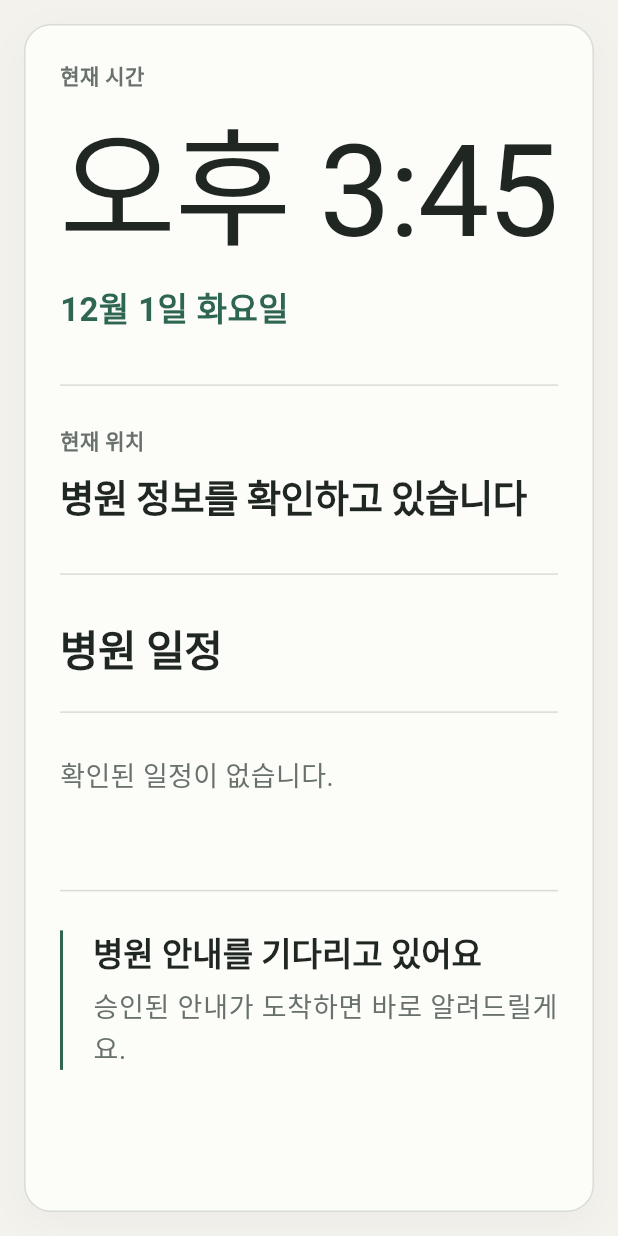
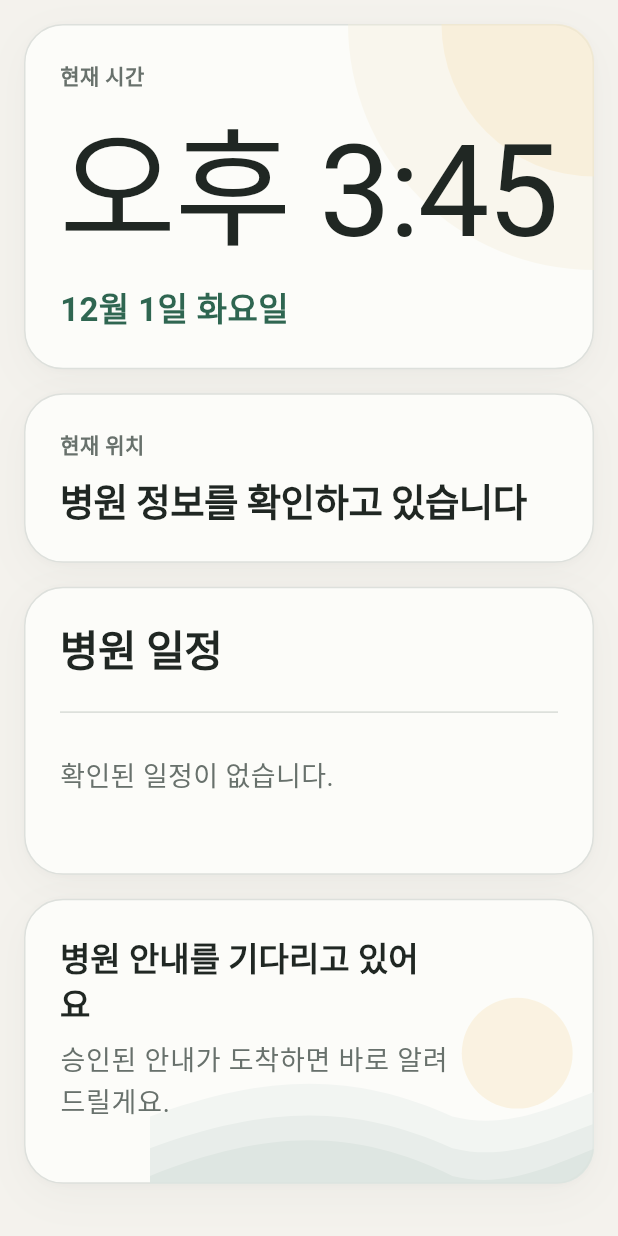
Before and after one commit to GracieRho/KoF5-TTS-delirium, a Flutter app: the screen it shows after launch, on a phone screen of 412 x 824 dp. Run offline on Flutter 3.47's test engine with Material 3 defaults, Android fonts, the light colour scheme and no system bars; missing offline and left inert: record; Roboto replaces fonts that are missing (Pretendard).

Commit message:
feat: match the approved patient bedside layout
- compose four calm bedside surfaces for time, location, schedule, and guidance

- limit ambient artwork to the time and guidance cards

- preserve responsive stacking and passive production behavior

```diff
--- a/apps/patient_ipad/lib/screens/bedside_screen.dart
+++ b/apps/patient_ipad/lib/screens/bedside_screen.dart
@@ -1,8 +1,10 @@
+import 'dart:math' as math;
+
 import 'package:flutter/material.dart';
 
 import '../controllers/bedside_clock.dart';
 import '../models/bedside_data.dart';
-import '../theme/patient_theme.dart';
+import '../widgets/ambient_artwork.dart';
 import '../widgets/context_header.dart';
 import '../widgets/current_time_card.dart';
 import '../widgets/schedule_panel.dart';
@@ -21,27 +23,27 @@ class BedsideScreen extends StatelessWidget {
       child: LayoutBuilder(
         builder: (context, constraints) {
           final wide = constraints.maxWidth >= 820;
-          final outerHorizontal = wide ? 36.0 : 16.0;
-          final outerVertical = wide ? 30.0 : 16.0;
-          final workspacePadding = wide ? 44.0 : 24.0;
-          final minHeight = constraints.maxHeight - outerVertical * 2;
+          final horizontal = wide ? 28.0 : 16.0;
+          final vertical = wide ? 24.0 : 16.0;
+          final minimumHeight = math.max(
+            0.0,
+            constraints.maxHeight - vertical * 2,
+          );
           return SingleChildScrollView(
             padding: EdgeInsets.symmetric(
-              horizontal: outerHorizontal,
-              vertical: outerVertical,
+              horizontal: horizontal,
+              vertical: vertical,
             ),
             child: Center(
               child: ConstrainedBox(
-                constraints: BoxConstraints(
-                  maxWidth: 1180,
-                  minHeight: minHeight > 0 ? minHeight : 0,
-                ),
-                child: SurfaceCard(
-                  padding: EdgeInsets.all(workspacePadding),
+                constraints: const BoxConstraints(maxWidth: 1180),
                 child: wide
-                      ? _WideLayout(data: data, clock: clock)
+                    ? _WideLayout(
+                        data: data,
+                        clock: clock,
+                        minimumHeight: minimumHeight,
+                      )
                     : _StackedLayout(data: data, clock: clock),
-                ),
               ),
             ),
           );
@@ -52,56 +54,105 @@ class BedsideScreen extends StatelessWidget {
 }
 
 class _WideLayout extends StatelessWidget {
-  const _WideLayout({required this.data, required this.clock});
+  const _WideLayout({
+    required this.data,
+    required this.clock,
+    required this.minimumHeight,
+  });
 
   final BedsideData data;
   final BedsideClock clock;
+  final double minimumHeight;
 
   @override
-  Widget build(BuildContext context) => Column(
+  Widget build(BuildContext context) => SizedBox(
+    height: math.max(minimumHeight, 660.0),
+    child: Column(
       crossAxisAlignment: CrossAxisAlignment.stretch,
       children: [
-      Row(
-        crossAxisAlignment: CrossAxisAlignment.start,
+        Expanded(
+          child: Row(
+            crossAxisAlignment: CrossAxisAlignment.stretch,
             children: [
               Expanded(
-            flex: 5,
+                flex: 10,
                 child: Column(
-              crossAxisAlignment: CrossAxisAlignment.start,
+                  crossAxisAlignment: CrossAxisAlignment.stretch,
                   children: [
-                ValueListenableBuilder(
+                    Expanded(
+                      flex: 3,
+                      child: SurfaceCard(
+                        padding: const EdgeInsets.all(32),
+                        child: Stack(
+                          clipBehavior: Clip.none,
+                          children: [
+                            const Positioned(
+                              top: -32,
+                              right: -32,
+                              child: TimeAmbientArtwork(),
+                            ),
+                            Align(
+                              alignment: Alignment.centerLeft,
+                              child: ValueListenableBuilder(
                                 valueListenable: clock,
-                  builder: (context, now, _) => CurrentTimeCard(now: now),
+                                builder: (context, now, _) =>
+                                    CurrentTimeCard(now: now),
                               ),
-                const SizedBox(height: 48),
-                const Divider(
-                  height: 1,
-                  thickness: 1,
-                  color: PatientColors.line,
                             ),
-                const SizedBox(height: 30),
-                ContextHeader(contextData: data.context),
                           ],
                         ),
                       ),
-          const SizedBox(width: 40),
-          const SizedBox(
-            height: 340,
-            child: VerticalDivider(
-              width: 1,
-              thickness: 1,
-              color: PatientColors.line,
+                    ),
+                    const SizedBox(height: 18),
+                    Expanded(
+                      flex: 2,
+                      child: SurfaceCard(
+                        padding: const EdgeInsets.all(32),
+                        child: Align(
+                          alignment: Alignment.centerLeft,
+                          child: ContextHeader(contextData: data.context),
                         ),
                       ),
-          const SizedBox(width: 40),
-          Expanded(flex: 6, child: SchedulePanel(items: data.schedule)),
+                    ),
                   ],
                 ),
-      const SizedBox(height: 42),
-      const Divider(height: 1, thickness: 1, color: PatientColors.line),
-      const SizedBox(height: 28),
-      StatusCard(status: data.status),
+              ),
+              const SizedBox(width: 18),
+              Expanded(
+                flex: 11,
+                child: SurfaceCard(
+                  padding: const EdgeInsets.all(32),
+                  child: SchedulePanel(items: data.schedule),
+                ),
+              ),
             ],
+          ),
+        ),
+        const SizedBox(height: 18),
+        SizedBox(
+          height: 154,
+          child: SurfaceCard(
+            padding: const EdgeInsets.symmetric(horizontal: 36, vertical: 24),
+            child: Stack(
+              clipBehavior: Clip.none,
+              children: [
+                const Positioned(
+                  right: -36,
+                  bottom: -24,
+                  child: GuidanceLandscapeArtwork(),
+                ),
+                FractionallySizedBox(
+                  widthFactor: 0.62,
+                  heightFactor: 1,
+                  alignment: Alignment.centerLeft,
+                  child: StatusCard(status: data.status),
+                ),
+              ],
+            ),
+          ),
+        ),
+      ],
+    ),
   );
 }
 
@@ -115,22 +166,50 @@ class _StackedLayout extends StatelessWidget {
   Widget build(BuildContext context) => Column(
     crossAxisAlignment: CrossAxisAlignment.stretch,
     children: [
+      SurfaceCard(
+        padding: const EdgeInsets.all(24),
+        child: Stack(
+          clipBehavior: Clip.none,
+          children: [
+            const Positioned(top: -24, right: -24, child: TimeAmbientArtwork()),
             ValueListenableBuilder(
               valueListenable: clock,
               builder: (context, now, _) => CurrentTimeCard(now: now),
             ),
-      const SizedBox(height: 34),
-      const Divider(height: 1, thickness: 1, color: PatientColors.line),
-      const SizedBox(height: 26),
-      ContextHeader(contextData: data.context),
-      const SizedBox(height: 34),
-      const Divider(height: 1, thickness: 1, color: PatientColors.line),
-      const SizedBox(height: 32),
-      SchedulePanel(items: data.schedule),
-      const SizedBox(height: 34),
-      const Divider(height: 1, thickness: 1, color: PatientColors.line),
-      const SizedBox(height: 26),
-      StatusCard(status: data.status),
+          ],
+        ),
+      ),
+      const SizedBox(height: 16),
+      SurfaceCard(
+        padding: const EdgeInsets.all(24),
+        child: ContextHeader(contextData: data.context),
+      ),
+      const SizedBox(height: 16),
+      SurfaceCard(
+        padding: const EdgeInsets.all(24),
+        child: SchedulePanel(items: data.schedule),
+      ),
+      const SizedBox(height: 16),
+      SurfaceCard(
+        padding: const EdgeInsets.all(24),
+        child: ConstrainedBox(
+          constraints: const BoxConstraints(minHeight: 142),
+          child: Stack(
+            clipBehavior: Clip.none,
+            children: [
+              const Positioned(
+                right: -88,
+                bottom: -24,
+                child: GuidanceLandscapeArtwork(),
+              ),
+              FractionallySizedBox(
+                widthFactor: 0.78,
+                child: StatusCard(status: data.status),
+              ),
+            ],
+          ),
+        ),
+      ),
     ],
   );
 }
--- a/apps/patient_ipad/lib/theme/patient_theme.dart
+++ b/apps/patient_ipad/lib/theme/patient_theme.dart
@@ -8,6 +8,11 @@ abstract final class PatientColors {
   static const warm = Color(0xFFF4F2ED);
   static const paper = Color(0xFFFCFCF9);
   static const line = Color(0xFFD8DCD7);
+  static const sunSoft = Color(0x66F4EEDC);
+  static const sunGlow = Color(0x80F8E9C9);
+  static const horizonBack = Color(0x80E9EEEC);
+  static const horizonMiddle = Color(0x99E1E8E4);
+  static const horizonFront = Color(0xA6D9E2DD);
 }
 
 ThemeData patientTheme() => ThemeData(
--- /dev/null
+++ b/apps/patient_ipad/lib/widgets/ambient_artwork.dart
@@ -0,0 +1,120 @@
+import 'package:flutter/material.dart';
+
+import '../theme/patient_theme.dart';
+
+class TimeAmbientArtwork extends StatelessWidget {
+  const TimeAmbientArtwork({super.key});
+
+  @override
+  Widget build(BuildContext context) => const IgnorePointer(
+    child: SizedBox(
+      key: ValueKey('time-ambient-artwork'),
+      width: 164,
+      height: 164,
+      child: CustomPaint(painter: _TimeAmbientPainter()),
+    ),
+  );
+}
+
+class GuidanceLandscapeArtwork extends StatelessWidget {
+  const GuidanceLandscapeArtwork({super.key});
+
+  @override
+  Widget build(BuildContext context) => const IgnorePointer(
+    child: SizedBox(
+      key: ValueKey('guidance-landscape-artwork'),
+      width: 360,
+      height: 132,
+      child: CustomPaint(painter: _GuidanceLandscapePainter()),
+    ),
+  );
+}
+
+class _TimeAmbientPainter extends CustomPainter {
+  const _TimeAmbientPainter();
+
+  @override
+  void paint(Canvas canvas, Size size) {
+    canvas.drawCircle(
+      Offset(size.width, 0),
+      size.width,
+      Paint()..color = PatientColors.sunSoft,
+    );
+    canvas.drawCircle(
+      Offset(size.width, 0),
+      size.width * 0.62,
+      Paint()..color = PatientColors.sunGlow,
+    );
+  }
+
+  @override
+  bool shouldRepaint(covariant CustomPainter oldDelegate) => false;
+}
+
+class _GuidanceLandscapePainter extends CustomPainter {
+  const _GuidanceLandscapePainter();
+
+  @override
+  void paint(Canvas canvas, Size size) {
+    canvas.drawCircle(
+      Offset(size.width * 0.68, size.height * 0.34),
+      size.height * 0.28,
+      Paint()..color = PatientColors.sunGlow,
+    );
+    _drawHorizon(
+      canvas,
+      size,
+      baseline: 0.66,
+      crest: 0.44,
+      color: PatientColors.horizonBack,
+    );
+    _drawHorizon(
+      canvas,
+      size,
+      baseline: 0.82,
+      crest: 0.60,
+      color: PatientColors.horizonMiddle,
+    );
+    _drawHorizon(
+      canvas,
+      size,
+      baseline: 0.96,
+      crest: 0.72,
+      color: PatientColors.horizonFront,
+    );
+  }
+
+  void _drawHorizon(
+    Canvas canvas,
+    Size size, {
+    required double baseline,
+    required double crest,
+    required Color color,
+  }) {
+    final path = Path()
+      ..moveTo(0, size.height * baseline)
+      ..cubicTo(
+        size.width * 0.22,
+        size.height * crest,
+        size.width * 0.38,
+        size.height * crest,
+        size.width * 0.56,
+        size.height * baseline,
+      )
+      ..cubicTo(
+        size.width * 0.72,
+        size.height * (baseline + 0.11),
+        size.width * 0.84,
+        size.height * (crest - 0.03),
+        size.width,
+        size.height * crest,
+      )
+      ..lineTo(size.width, size.height)
+      ..lineTo(0, size.height)
+      ..close();
+    canvas.drawPath(path, Paint()..color = color);
+  }
+
+  @override
+  bool shouldRepaint(covariant CustomPainter oldDelegate) => false;
+}
--- a/apps/patient_ipad/lib/widgets/status_card.dart
+++ b/apps/patient_ipad/lib/widgets/status_card.dart
@@ -1,7 +1,6 @@
 import 'package:flutter/material.dart';
 
 import '../models/bedside_status.dart';
-import '../theme/patient_theme.dart';
 
 class StatusCard extends StatelessWidget {
   const StatusCard({required this.status, super.key});
@@ -11,22 +10,14 @@ class StatusCard extends StatelessWidget {
   @override
   Widget build(BuildContext context) => Semantics(
     liveRegion: true,
-    child: Container(
-      padding: const EdgeInsets.only(left: 20),
-      decoration: const BoxDecoration(
-        border: Border(left: BorderSide(color: PatientColors.green, width: 2)),
-      ),
-      child: Column(
-        crossAxisAlignment: CrossAxisAlignment.start,
-        children: [
-          Text(status.title, style: Theme.of(context).textTheme.titleLarge),
-          const SizedBox(height: 6),
-          Text(
-            status.description,
-            style: Theme.of(context).textTheme.bodyLarge,
-          ),
-        ],
-      ),
+    child: Column(
+      mainAxisAlignment: MainAxisAlignment.center,
+      crossAxisAlignment: CrossAxisAlignment.start,
+      children: [
+        Text(status.title, style: Theme.of(context).textTheme.titleLarge),
+        const SizedBox(height: 8),
+        Text(status.description, style: Theme.of(context).textTheme.bodyLarge),
+      ],
     ),
   );
 }
--- a/apps/patient_ipad/lib/widgets/surface_card.dart
+++ b/apps/patient_ipad/lib/widgets/surface_card.dart
@@ -16,16 +16,24 @@ class SurfaceCard extends StatelessWidget {
   Widget build(BuildContext context) => DecoratedBox(
     decoration: BoxDecoration(
       color: PatientColors.paper,
-      border: Border.all(color: PatientColors.line),
-      borderRadius: BorderRadius.circular(18),
+      border: Border.all(color: const Color(0xFFDDE0DC)),
+      borderRadius: BorderRadius.circular(26),
       boxShadow: const [
         BoxShadow(
-          color: Color(0x08000000),
-          blurRadius: 20,
-          offset: Offset(0, 6),
+          color: Color(0x0A26332C),
+          blurRadius: 24,
+          offset: Offset(0, 8),
+        ),
+        BoxShadow(
+          color: Color(0x05000000),
+          blurRadius: 3,
+          offset: Offset(0, 1),
         ),
       ],
     ),
-    child: Padding(padding: padding, child: child),
+    child: ClipRRect(
+      borderRadius: BorderRadius.circular(25),
+      child: Padding(padding: padding, child: child),
+    ),
   );
 }
```
Also changed, not shown: 3 other files. Lines whose indentation alone changed are shown as unchanged.
